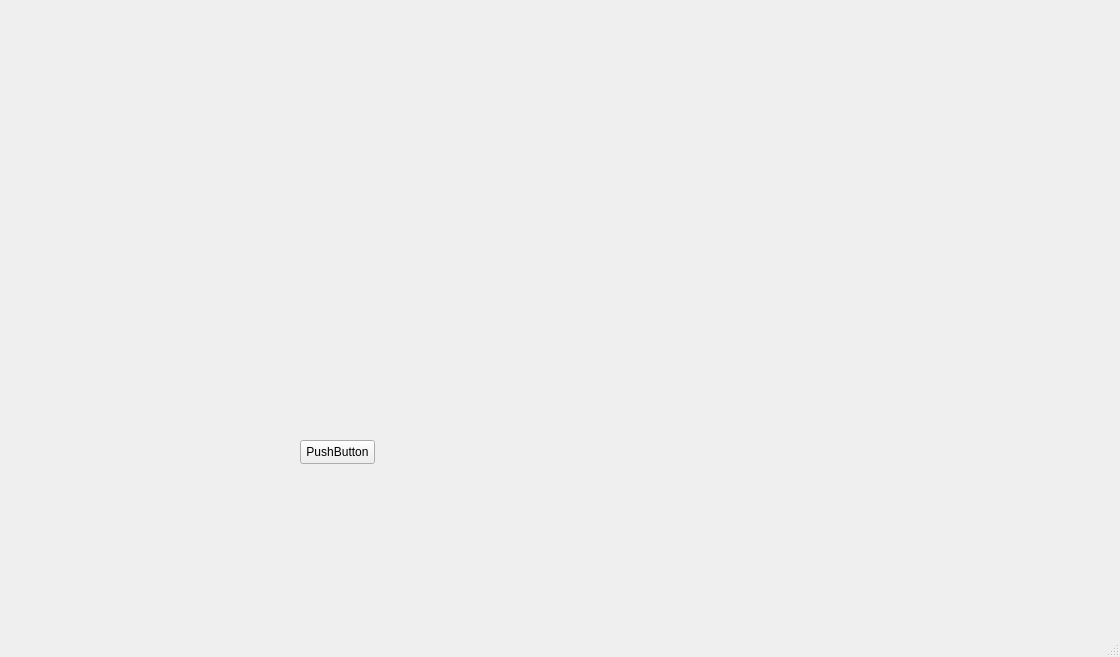
Above: mainwindow.ui from gavrilenkoof/EngineTest before the change. Below: the same form after it.
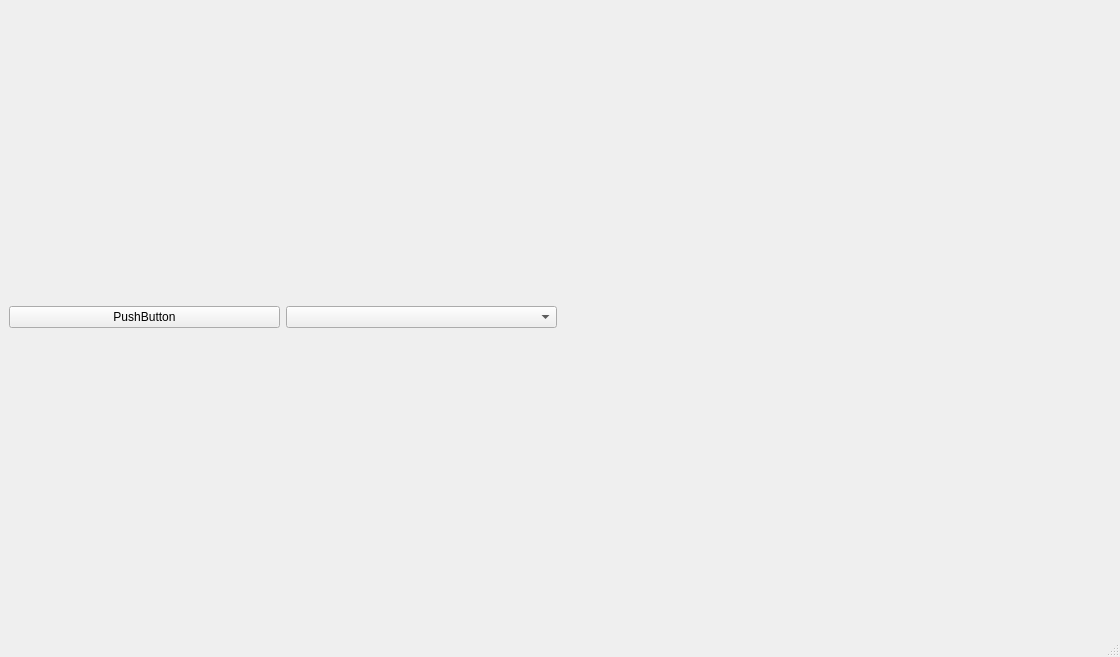
That is the form after the change. Custom widgets are drawn as their Qt base class.

What changed in the file:
```diff
--- a/mainwindow.ui
+++ b/mainwindow.ui
@@ -14,29 +14,29 @@
    <string>MainWindow</string>
   </property>
   <widget class="QWidget" name="centralwidget">
-   <widget class="QCustomPlot" name="plot" native="true">
-    <property name="geometry">
-     <rect>
-      <x>250</x>
-      <y>100</y>
-      <width>481</width>
-      <height>291</height>
-     </rect>
-    </property>
-   </widget>
-   <widget class="QPushButton" name="pushButton">
-    <property name="geometry">
-     <rect>
-      <x>300</x>
-      <y>440</y>
-      <width>75</width>
-      <height>24</height>
-     </rect>
-    </property>
-    <property name="text">
-     <string>PushButton</string>
-    </property>
-   </widget>
+   <layout class="QHBoxLayout" name="horizontalLayout_3">
+    <item>
+     <layout class="QHBoxLayout" name="horizontalLayout_2">
+      <item>
+       <layout class="QHBoxLayout" name="horizontalLayout">
+        <item>
+         <widget class="QPushButton" name="pushButton">
+          <property name="text">
+           <string>PushButton</string>
+          </property>
+         </widget>
+        </item>
+        <item>
+         <widget class="QComboBox" name="comboBox"/>
+        </item>
+       </layout>
+      </item>
+      <item>
+       <widget class="RealTimeGraphs" name="widget" native="true"/>
+      </item>
+     </layout>
+    </item>
+   </layout>
   </widget>
   <widget class="QMenuBar" name="menubar">
    <property name="geometry">
@@ -52,9 +52,9 @@
  </widget>
  <customwidgets>
   <customwidget>
-   <class>QCustomPlot</class>
+   <class>RealTimeGraphs</class>
    <extends>QWidget</extends>
-   <header>qcustomplot.h</header>
+   <header>realtimegraphs.h</header>
    <container>1</container>
   </customwidget>
  </customwidgets>
```
